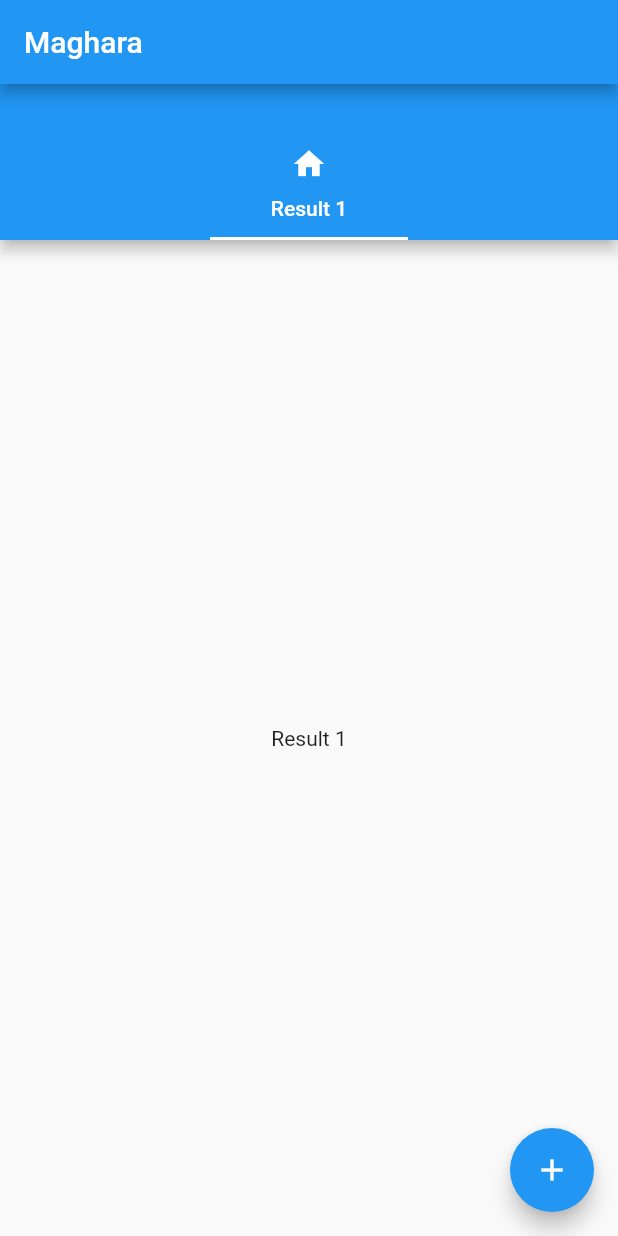
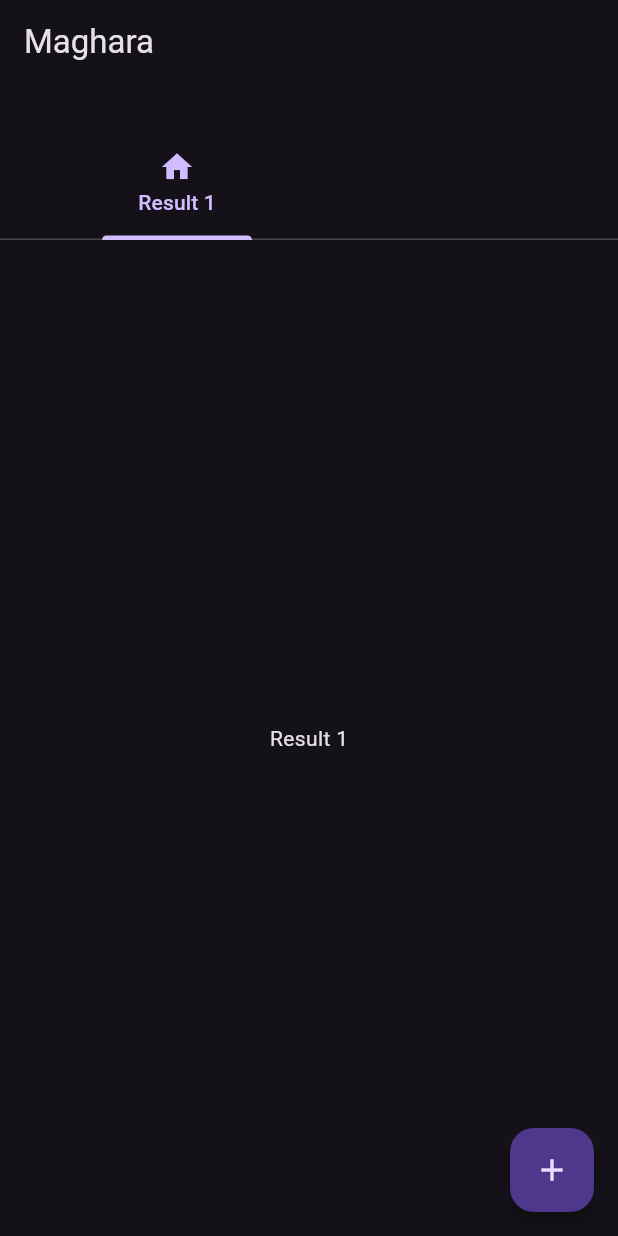
Before and after one commit to MagnoDaza/funciones, a Flutter app: the screen it shows after launch, on a phone screen of 412 x 824 dp. Run offline on Flutter 3.47's test engine with Material 2 defaults, Android fonts, the phone set to English and light mode, and no system bars; our stand-ins replace fluttertoast.

Commit message:
theme material 3

```diff
--- a/lib/my_app.dart
+++ b/lib/my_app.dart
@@ -7,6 +7,12 @@ class MyApp extends StatelessWidget {
   @override
   Widget build(BuildContext context) {
     return MaterialApp(
+      title: 'Sliver AppBarr Demo',
+      debugShowCheckedModeBanner: false,
+      theme: ThemeData(
+        brightness: Brightness.dark,
+        useMaterial3: true,
+      ),
       home: MyHomePage(),
     );
   }
```
